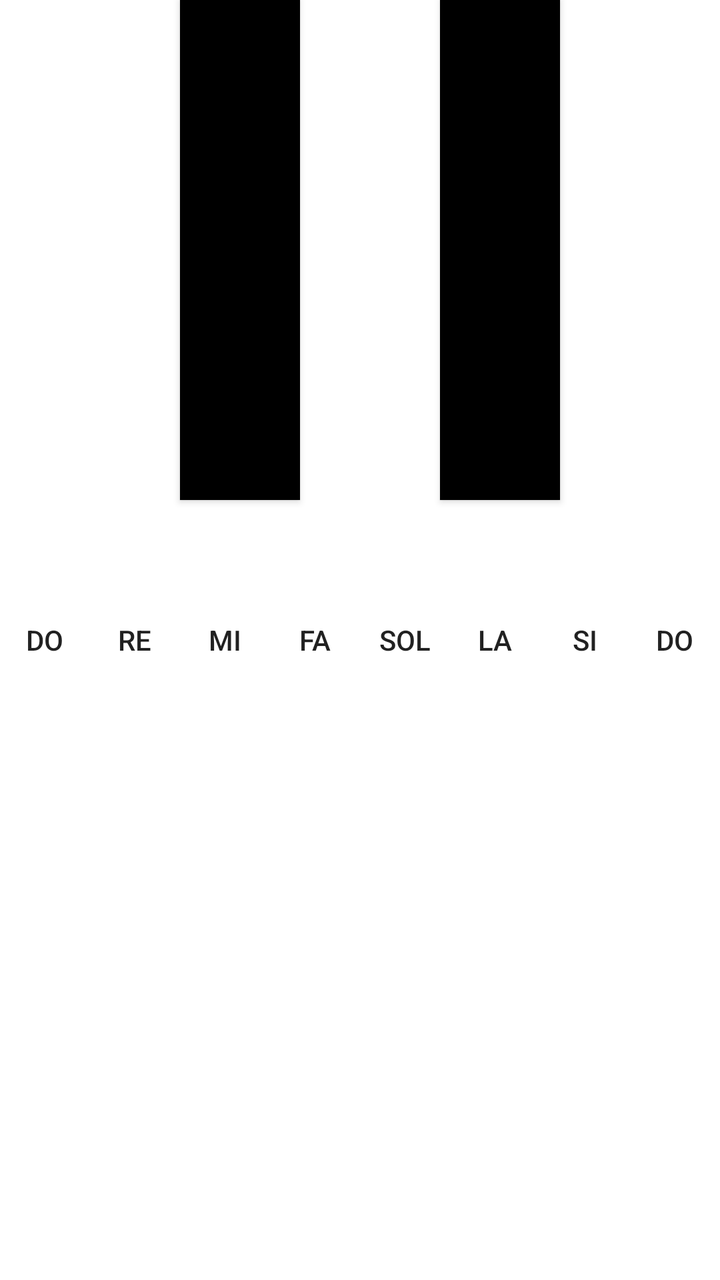
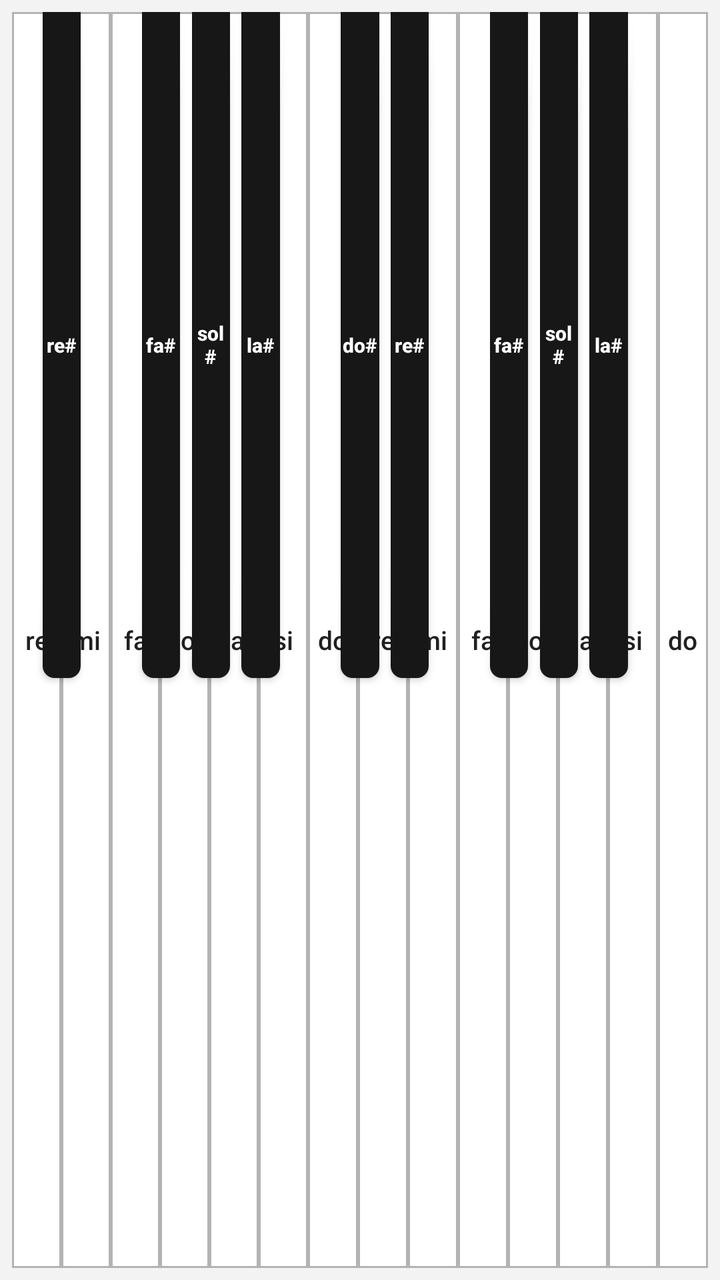

Compare the two renders of this Android layout. The source of the first and the diff that turns it into the second are given below.
<!-- AndroidManifest.xml: application theme Theme.Piano -->
<!-- res/layout/activity_main.xml -->
<?xml version="1.0" encoding="utf-8"?>
<FrameLayout xmlns:android="http://schemas.android.com/apk/res/android"
    android:layout_width="match_parent"
    android:layout_height="match_parent"
    android:background="#222222">

    <LinearLayout
        android:id="@+id/whiteKeys"
        android:layout_width="match_parent"
        android:layout_height="match_parent"
        android:orientation="horizontal">

        <Button
            android:id="@+id/doBtn"
            android:layout_width="0dp"
            android:layout_height="match_parent"
            android:layout_weight="1"
            android:text="DO"
            android:background="#FFFFFF"/>

        <Button
            android:id="@+id/reBtn"
            android:layout_width="0dp"
            android:layout_height="match_parent"
            android:layout_weight="1"
            android:text="RE"
            android:background="#FFFFFF"/>

        <Button
            android:id="@+id/miBtn"
            android:layout_width="0dp"
            android:layout_height="match_parent"
            android:layout_weight="1"
            android:text="MI"
            android:background="#FFFFFF"/>

        <Button
            android:id="@+id/faBtn"
            android:layout_width="0dp"
            android:layout_height="match_parent"
            android:layout_weight="1"
            android:text="FA"
            android:background="#FFFFFF"/>

        <Button
            android:id="@+id/solBtn"
            android:layout_width="0dp"
            android:layout_height="match_parent"
            android:layout_weight="1"
            android:text="SOL"
            android:background="#FFFFFF"/>

        <Button
            android:id="@+id/laBtn"
            android:layout_width="0dp"
            android:layout_height="match_parent"
            android:layout_weight="1"
            android:text="LA"
            android:background="#FFFFFF"/>

        <Button
            android:id="@+id/siBtn"
            android:layout_width="0dp"
            android:layout_height="match_parent"
            android:layout_weight="1"
            android:text="SI"
            android:background="#FFFFFF"/>

        <Button
            android:id="@+id/do2Btn"
            android:layout_width="0dp"
            android:layout_height="match_parent"
            android:layout_weight="1"
            android:text="DO"
            android:background="#FFFFFF"/>

    </LinearLayout>

    
    <RelativeLayout
        android:layout_width="match_parent"
        android:layout_height="match_parent">

        <Button
            android:id="@+id/dosBtn"
            android:layout_width="60dp"
            android:layout_height="250dp"
            android:layout_marginStart="90dp"
            android:background="#000000"/>

        <Button
            android:id="@+id/resBtn"
            android:layout_width="60dp"
            android:layout_height="250dp"
            android:layout_marginStart="220dp"
            android:background="#000000"/>

        <Button
            android:id="@+id/fasBtn"
            android:layout_width="60dp"
            android:layout_height="250dp"
            android:layout_marginStart="480dp"
            android:background="#000000"/>

        <Button
            android:id="@+id/solsBtn"
            android:layout_width="60dp"
            android:layout_height="250dp"
            android:layout_marginStart="610dp"
            android:background="#000000"/>

        <Button
            android:id="@+id/lasBtn"
            android:layout_width="60dp"
            android:layout_height="250dp"
            android:layout_marginStart="740dp"
            android:background="#000000"/>

    </RelativeLayout>

</FrameLayout>
<!-- resources referenced by this layout -->
<resources>
  <style name="Theme.Piano" parent="Theme.MaterialComponents.DayNight.DarkActionBar">
          
          <item name="colorPrimary">@color/purple_500</item>
          <item name="colorPrimaryVariant">@color/purple_700</item>
          <item name="colorOnPrimary">@color/white</item>
          
          <item name="colorSecondary">@color/teal_200</item>
          <item name="colorSecondaryVariant">@color/teal_700</item>
          <item name="colorOnSecondary">@color/black</item>
          
          <item name="android:statusBarColor">?attr/colorPrimaryVariant</item>
          
      </style>
  <color name="purple_500">#FF6200EE</color>
  <color name="purple_700">#FF3700B3</color>
  <color name="white">#FFFFFFFF</color>
  <color name="teal_200">#FF03DAC5</color>
  <color name="teal_700">#FF018786</color>
  <color name="black">#FF000000</color>
</resources>

<!-- the commit's change to res/layout/activity_main.xml (unified diff, before → after) -->
@@ -1,121 +1,356 @@
 <?xml version="1.0" encoding="utf-8"?>
 <FrameLayout xmlns:android="http://schemas.android.com/apk/res/android"
+    xmlns:app="http://schemas.android.com/apk/res-auto"
     android:layout_width="match_parent"
     android:layout_height="match_parent"
-    android:background="#222222">
+    android:background="#F3F3F3"
+    android:padding="6dp"
+    android:splitMotionEvents="true">
 
     <LinearLayout
-        android:id="@+id/whiteKeys"
         android:layout_width="match_parent"
         android:layout_height="match_parent"
-        android:orientation="horizontal">
-
-        <Button
-            android:id="@+id/doBtn"
-            android:layout_width="0dp"
-            android:layout_height="match_parent"
-            android:layout_weight="1"
-            android:text="DO"
-            android:background="#FFFFFF"/>
-
-        <Button
-            android:id="@+id/reBtn"
-            android:layout_width="0dp"
-            android:layout_height="match_parent"
-            android:layout_weight="1"
-            android:text="RE"
-            android:background="#FFFFFF"/>
-
-        <Button
-            android:id="@+id/miBtn"
-            android:layout_width="0dp"
-            android:layout_height="match_parent"
-            android:layout_weight="1"
-            android:text="MI"
-            android:background="#FFFFFF"/>
-
-        <Button
-            android:id="@+id/faBtn"
-            android:layout_width="0dp"
-            android:layout_height="match_parent"
-            android:layout_weight="1"
-            android:text="FA"
-            android:background="#FFFFFF"/>
-
-        <Button
-            android:id="@+id/solBtn"
-            android:layout_width="0dp"
-            android:layout_height="match_parent"
-            android:layout_weight="1"
-            android:text="SOL"
-            android:background="#FFFFFF"/>
-
-        <Button
-            android:id="@+id/laBtn"
-            android:layout_width="0dp"
-            android:layout_height="match_parent"
-            android:layout_weight="1"
-            android:text="LA"
-            android:background="#FFFFFF"/>
-
-        <Button
-            android:id="@+id/siBtn"
-            android:layout_width="0dp"
-            android:layout_height="match_parent"
-            android:layout_weight="1"
-            android:text="SI"
-            android:background="#FFFFFF"/>
-
-        <Button
-            android:id="@+id/do2Btn"
-            android:layout_width="0dp"
-            android:layout_height="match_parent"
-            android:layout_weight="1"
-            android:text="DO"
-            android:background="#FFFFFF"/>
+        android:orientation="horizontal"
+        android:splitMotionEvents="true">
+
+        <Button
+            android:id="@+id/d2Btn"
+            android:layout_width="0dp"
+            android:layout_height="match_parent"
+            android:layout_weight="1"
+            android:background="@drawable/piano_white_key"
+            android:contentDescription="Re dos"
+            android:text="re"
+            android:textAllCaps="false"
+            android:textColor="#202020"
+            android:textSize="13sp" />
+
+        <Button
+            android:id="@+id/e2Btn"
+            android:layout_width="0dp"
+            android:layout_height="match_parent"
+            android:layout_weight="1"
+            android:background="@drawable/piano_white_key"
+            android:contentDescription="Mi dos"
+            android:text="mi"
+            android:textAllCaps="false"
+            android:textColor="#202020"
+            android:textSize="13sp" />
+
+        <Button
+            android:id="@+id/f2Btn"
+            android:layout_width="0dp"
+            android:layout_height="match_parent"
+            android:layout_weight="1"
+            android:background="@drawable/piano_white_key"
+            android:contentDescription="Fa dos"
+            android:text="fa"
+            android:textAllCaps="false"
+            android:textColor="#202020"
+            android:textSize="13sp" />
+
+        <Button
+            android:id="@+id/g2Btn"
+            android:layout_width="0dp"
+            android:layout_height="match_parent"
+            android:layout_weight="1"
+            android:background="@drawable/piano_white_key"
+            android:contentDescription="Sol dos"
+            android:text="sol"
+            android:textAllCaps="false"
+            android:textColor="#202020"
+            android:textSize="13sp" />
+
+        <Button
+            android:id="@+id/a2Btn"
+            android:layout_width="0dp"
+            android:layout_height="match_parent"
+            android:layout_weight="1"
+            android:background="@drawable/piano_white_key"
+            android:contentDescription="La dos"
+            android:text="la"
+            android:textAllCaps="false"
+            android:textColor="#202020"
+            android:textSize="13sp" />
+
+        <Button
+            android:id="@+id/b2Btn"
+            android:layout_width="0dp"
+            android:layout_height="match_parent"
+            android:layout_weight="1"
+            android:background="@drawable/piano_white_key"
+            android:contentDescription="Si dos"
+            android:text="si"
+            android:textAllCaps="false"
+            android:textColor="#202020"
+            android:textSize="13sp" />
+
+        <Button
+            android:id="@+id/c3Btn"
+            android:layout_width="0dp"
+            android:layout_height="match_parent"
+            android:layout_weight="1"
+            android:background="@drawable/piano_white_key"
+            android:contentDescription="Do tres"
+            android:text="do"
+            android:textAllCaps="false"
+            android:textColor="#202020"
+            android:textSize="13sp" />
+
+        <Button
+            android:id="@+id/d3Btn"
+            android:layout_width="0dp"
+            android:layout_height="match_parent"
+            android:layout_weight="1"
+            android:background="@drawable/piano_white_key"
+            android:contentDescription="Re tres"
+            android:text="re"
+            android:textAllCaps="false"
+            android:textColor="#202020"
+            android:textSize="13sp" />
+
+        <Button
+            android:id="@+id/e3Btn"
+            android:layout_width="0dp"
+            android:layout_height="match_parent"
+            android:layout_weight="1"
+            android:background="@drawable/piano_white_key"
+            android:contentDescription="Mi tres"
+            android:text="mi"
+            android:textAllCaps="false"
+            android:textColor="#202020"
+            android:textSize="13sp" />
+
+        <Button
+            android:id="@+id/f3Btn"
+            android:layout_width="0dp"
+            android:layout_height="match_parent"
+            android:layout_weight="1"
+            android:background="@drawable/piano_white_key"
+            android:contentDescription="Fa tres"
+            android:text="fa"
+            android:textAllCaps="false"
+            android:textColor="#202020"
+            android:textSize="13sp" />
+
+        <Button
+            android:id="@+id/g3Btn"
+            android:layout_width="0dp"
+            android:layout_height="match_parent"
+            android:layout_weight="1"
+            android:background="@drawable/piano_white_key"
+            android:contentDescription="Sol tres"
+            android:text="sol"
+            android:textAllCaps="false"
+            android:textColor="#202020"
+            android:textSize="13sp" />
+
+        <Button
+            android:id="@+id/a3Btn"
+            android:layout_width="0dp"
+            android:layout_height="match_parent"
+            android:layout_weight="1"
+            android:background="@drawable/piano_white_key"
+            android:contentDescription="La tres"
+            android:text="la"
+            android:textAllCaps="false"
+            android:textColor="#202020"
+            android:textSize="13sp" />
+
+        <Button
+            android:id="@+id/b3Btn"
+            android:layout_width="0dp"
+            android:layout_height="match_parent"
+            android:layout_weight="1"
+            android:background="@drawable/piano_white_key"
+            android:contentDescription="Si tres"
+            android:text="si"
+            android:textAllCaps="false"
+            android:textColor="#202020"
+            android:textSize="13sp" />
+
+        <Button
+            android:id="@+id/c4Btn"
+            android:layout_width="0dp"
+            android:layout_height="match_parent"
+            android:layout_weight="1"
+            android:background="@drawable/piano_white_key"
+            android:contentDescription="Do cuatro"
+            android:text="do"
+            android:textAllCaps="false"
+            android:textColor="#202020"
+            android:textSize="13sp" />
 
     </LinearLayout>
 
-    
-    <RelativeLayout
+    <androidx.constraintlayout.widget.ConstraintLayout
         android:layout_width="match_parent"
-        android:layout_height="match_parent">
-
-        <Button
-            android:id="@+id/dosBtn"
-            android:layout_width="60dp"
-            android:layout_height="250dp"
-            android:layout_marginStart="90dp"
-            android:background="#000000"/>
-
-        <Button
-            android:id="@+id/resBtn"
-            android:layout_width="60dp"
-            android:layout_height="250dp"
-            android:layout_marginStart="220dp"
-            android:background="#000000"/>
-
-        <Button
-            android:id="@+id/fasBtn"
-            android:layout_width="60dp"
-            android:layout_height="250dp"
-            android:layout_marginStart="480dp"
-            android:background="#000000"/>
-
-        <Button
-            android:id="@+id/solsBtn"
-            android:layout_width="60dp"
-            android:layout_height="250dp"
-            android:layout_marginStart="610dp"
-            android:background="#000000"/>
-
-        <Button
-            android:id="@+id/lasBtn"
-            android:layout_width="60dp"
-            android:layout_height="250dp"
-            android:layout_marginStart="740dp"
-            android:background="#000000"/>
-
-    </RelativeLayout>
+        android:layout_height="match_parent"
+        android:splitMotionEvents="true">
+
+        <androidx.constraintlayout.widget.Guideline android:id="@+id/g1s" android:layout_width="wrap_content" android:layout_height="wrap_content" android:orientation="vertical" app:layout_constraintGuide_percent="0.0439" />
+        <androidx.constraintlayout.widget.Guideline android:id="@+id/g1e" android:layout_width="wrap_content" android:layout_height="wrap_content" android:orientation="vertical" app:layout_constraintGuide_percent="0.0989" />
+        <androidx.constraintlayout.widget.Guideline android:id="@+id/g2s" android:layout_width="wrap_content" android:layout_height="wrap_content" android:orientation="vertical" app:layout_constraintGuide_percent="0.1868" />
+        <androidx.constraintlayout.widget.Guideline android:id="@+id/g2e" android:layout_width="wrap_content" android:layout_height="wrap_content" android:orientation="vertical" app:layout_constraintGuide_percent="0.2418" />
+        <androidx.constraintlayout.widget.Guideline android:id="@+id/g3s" android:layout_width="wrap_content" android:layout_height="wrap_content" android:orientation="vertical" app:layout_constraintGuide_percent="0.2582" />
+        <androidx.constraintlayout.widget.Guideline android:id="@+id/g3e" android:layout_width="wrap_content" android:layout_height="wrap_content" android:orientation="vertical" app:layout_constraintGuide_percent="0.3132" />
+        <androidx.constraintlayout.widget.Guideline android:id="@+id/g4s" android:layout_width="wrap_content" android:layout_height="wrap_content" android:orientation="vertical" app:layout_constraintGuide_percent="0.3296" />
+        <androidx.constraintlayout.widget.Guideline android:id="@+id/g4e" android:layout_width="wrap_content" android:layout_height="wrap_content" android:orientation="vertical" app:layout_constraintGuide_percent="0.3846" />
+        <androidx.constraintlayout.widget.Guideline android:id="@+id/g5s" android:layout_width="wrap_content" android:layout_height="wrap_content" android:orientation="vertical" app:layout_constraintGuide_percent="0.4725" />
+        <androidx.constraintlayout.widget.Guideline android:id="@+id/g5e" android:layout_width="wrap_content" android:layout_height="wrap_content" android:orientation="vertical" app:layout_constraintGuide_percent="0.5275" />
+        <androidx.constraintlayout.widget.Guideline android:id="@+id/g6s" android:layout_width="wrap_content" android:layout_height="wrap_content" android:orientation="vertical" app:layout_constraintGuide_percent="0.5439" />
+        <androidx.constraintlayout.widget.Guideline android:id="@+id/g6e" android:layout_width="wrap_content" android:layout_height="wrap_content" android:orientation="vertical" app:layout_constraintGuide_percent="0.5989" />
+        <androidx.constraintlayout.widget.Guideline android:id="@+id/g7s" android:layout_width="wrap_content" android:layout_height="wrap_content" android:orientation="vertical" app:layout_constraintGuide_percent="0.6868" />
+        <androidx.constraintlayout.widget.Guideline android:id="@+id/g7e" android:layout_width="wrap_content" android:layout_height="wrap_content" android:orientation="vertical" app:layout_constraintGuide_percent="0.7418" />
+        <androidx.constraintlayout.widget.Guideline android:id="@+id/g8s" android:layout_width="wrap_content" android:layout_height="wrap_content" android:orientation="vertical" app:layout_constraintGuide_percent="0.7582" />
+        <androidx.constraintlayout.widget.Guideline android:id="@+id/g8e" android:layout_width="wrap_content" android:layout_height="wrap_content" android:orientation="vertical" app:layout_constraintGuide_percent="0.8132" />
+        <androidx.constraintlayout.widget.Guideline android:id="@+id/g9s" android:layout_width="wrap_content" android:layout_height="wrap_content" android:orientation="vertical" app:layout_constraintGuide_percent="0.8296" />
+        <androidx.constraintlayout.widget.Guideline android:id="@+id/g9e" android:layout_width="wrap_content" android:layout_height="wrap_content" android:orientation="vertical" app:layout_constraintGuide_percent="0.8846" />
+
+        <Button
+            android:id="@+id/d2SharpBtn"
+            android:layout_width="0dp"
+            android:layout_height="0dp"
+            android:background="@drawable/piano_black_key"
+            android:contentDescription="Re sostenido dos"
+            android:text="re#"
+            android:textAllCaps="false"
+            android:textColor="#FFFFFF"
+            android:textSize="10sp"
+            android:textStyle="bold"
+            app:layout_constraintEnd_toStartOf="@id/g1e"
+            app:layout_constraintHeight_percent="0.53"
+            app:layout_constraintStart_toStartOf="@id/g1s"
+            app:layout_constraintTop_toTopOf="parent" />
+
+        <Button
+            android:id="@+id/f2SharpBtn"
+            android:layout_width="0dp"
+            android:layout_height="0dp"
+            android:background="@drawable/piano_black_key"
+            android:contentDescription="Fa sostenido dos"
+            android:text="fa#"
+            android:textAllCaps="false"
+            android:textColor="#FFFFFF"
+            android:textSize="10sp"
+            android:textStyle="bold"
+            app:layout_constraintEnd_toStartOf="@id/g2e"
+            app:layout_constraintHeight_percent="0.53"
+            app:layout_constraintStart_toStartOf="@id/g2s"
+            app:layout_constraintTop_toTopOf="parent" />
+
+        <Button
+            android:id="@+id/g2SharpBtn"
+            android:layout_width="0dp"
+            android:layout_height="0dp"
+            android:background="@drawable/piano_black_key"
+            android:contentDescription="Sol sostenido dos"
+            android:text="sol#"
+            android:textAllCaps="false"
+            android:textColor="#FFFFFF"
+            android:textSize="10sp"
+            android:textStyle="bold"
+            app:layout_constraintEnd_toStartOf="@id/g3e"
+            app:layout_constraintHeight_percent="0.53"
+            app:layout_constraintStart_toStartOf="@id/g3s"
+            app:layout_constraintTop_toTopOf="parent" />
+
+        <Button
+            android:id="@+id/a2SharpBtn"
+            android:layout_width="0dp"
+            android:layout_height="0dp"
+            android:background="@drawable/piano_black_key"
+            android:contentDescription="La sostenido dos"
+            android:text="la#"
+            android:textAllCaps="false"
+            android:textColor="#FFFFFF"
+            android:textSize="10sp"
+            android:textStyle="bold"
+            app:layout_constraintEnd_toStartOf="@id/g4e"
+            app:layout_constraintHeight_percent="0.53"
+            app:layout_constraintStart_toStartOf="@id/g4s"
+            app:layout_constraintTop_toTopOf="parent" />
+
+        <Button
+            android:id="@+id/c3SharpBtn"
+            android:layout_width="0dp"
+            android:layout_height="0dp"
+            android:background="@drawable/piano_black_key"
+            android:contentDescription="Do sostenido tres"
+            android:text="do#"
+            android:textAllCaps="false"
+            android:textColor="#FFFFFF"
+            android:textSize="10sp"
+            android:textStyle="bold"
+            app:layout_constraintEnd_toStartOf="@id/g5e"
+            app:layout_constraintHeight_percent="0.53"
+            app:layout_constraintStart_toStartOf="@id/g5s"
+            app:layout_constraintTop_toTopOf="parent" />
+
+        <Button
+            android:id="@+id/d3SharpBtn"
+            android:layout_width="0dp"
+            android:layout_height="0dp"
+            android:background="@drawable/piano_black_key"
+            android:contentDescription="Re sostenido tres"
+            android:text="re#"
+            android:textAllCaps="false"
+            android:textColor="#FFFFFF"
+            android:textSize="10sp"
+            android:textStyle="bold"
+            app:layout_constraintEnd_toStartOf="@id/g6e"
+            app:layout_constraintHeight_percent="0.53"
+            app:layout_constraintStart_toStartOf="@id/g6s"
+            app:layout_constraintTop_toTopOf="parent" />
+
+        <Button
+            android:id="@+id/f3SharpBtn"
+            android:layout_width="0dp"
+            android:layout_height="0dp"
+            android:background="@drawable/piano_black_key"
+            android:contentDescription="Fa sostenido tres"
+            android:text="fa#"
+            android:textAllCaps="false"
+            android:textColor="#FFFFFF"
+            android:textSize="10sp"
+            android:textStyle="bold"
+            app:layout_constraintEnd_toStartOf="@id/g7e"
+            app:layout_constraintHeight_percent="0.53"
+            app:layout_constraintStart_toStartOf="@id/g7s"
+            app:layout_constraintTop_toTopOf="parent" />
+
+        <Button
+            android:id="@+id/g3SharpBtn"
+            android:layout_width="0dp"
+            android:layout_height="0dp"
+            android:background="@drawable/piano_black_key"
+            android:contentDescription="Sol sostenido tres"
+            android:text="sol#"
+            android:textAllCaps="false"
+            android:textColor="#FFFFFF"
+            android:textSize="10sp"
+            android:textStyle="bold"
+            app:layout_constraintEnd_toStartOf="@id/g8e"
+            app:layout_constraintHeight_percent="0.53"
+            app:layout_constraintStart_toStartOf="@id/g8s"
+            app:layout_constraintTop_toTopOf="parent" />
+
+        <Button
+            android:id="@+id/a3SharpBtn"
+            android:layout_width="0dp"
+            android:layout_height="0dp"
+            android:background="@drawable/piano_black_key"
+            android:contentDescription="La sostenido tres"
+            android:text="la#"
+            android:textAllCaps="false"
+            android:textColor="#FFFFFF"
+            android:textSize="10sp"
+            android:textStyle="bold"
+            app:layout_constraintEnd_toStartOf="@id/g9e"
+            app:layout_constraintHeight_percent="0.53"
+            app:layout_constraintStart_toStartOf="@id/g9s"
+            app:layout_constraintTop_toTopOf="parent" />
+
+    </androidx.constraintlayout.widget.ConstraintLayout>
 
 </FrameLayout>
<!-- resource entries referenced after the edit -->
@@ -1,23 +1,70 @@
 <!-- resources referenced by this layout -->
 <resources>
-  <style name="Theme.Piano" parent="Theme.MaterialComponents.DayNight.DarkActionBar">
+  <!-- drawable piano_black_key (drawable) -->
+  <?xml version="1.0" encoding="utf-8"?>
+  <selector xmlns:android="http://schemas.android.com/apk/res/android">
+      <item android:state_pressed="true">
+          <shape android:shape="rectangle">
+              <solid android:color="#5A5A5A"/>
+              <corners
+                  android:bottomLeftRadius="6dp"
+                  android:bottomRightRadius="6dp"/>
+          </shape>
+      </item>
+      <item>
+          <shape android:shape="rectangle">
+              <solid android:color="#171717"/>
+              <corners
+                  android:bottomLeftRadius="6dp"
+                  android:bottomRightRadius="6dp"/>
+          </shape>
+      </item>
+  </selector>
+  <!-- drawable piano_white_key (drawable) -->
+  <?xml version="1.0" encoding="utf-8"?>
+  <selector xmlns:android="http://schemas.android.com/apk/res/android">
+      <item android:state_pressed="true">
+          <shape android:shape="rectangle">
+              <solid android:color="#D9D9D9"/>
+              <stroke
+                  android:width="1dp"
+                  android:color="#8A8A8A"/>
+          </shape>
+      </item>
+      <item>
+          <shape android:shape="rectangle">
+              <solid android:color="#FFFFFF"/>
+              <stroke
+                  android:width="1dp"
+                  android:color="#B3B3B3"/>
+          </shape>
+      </item>
+  </selector>
+  <style name="Theme.Piano" parent="Theme.MaterialComponents.Light.NoActionBar">
           
-          <item name="colorPrimary">@color/purple_500</item>
-          <item name="colorPrimaryVariant">@color/purple_700</item>
+          <item name="colorPrimary">@color/piano_primary</item>
+          <item name="colorPrimaryVariant">@color/piano_primary_dark</item>
           <item name="colorOnPrimary">@color/white</item>
           
-          <item name="colorSecondary">@color/teal_200</item>
-          <item name="colorSecondaryVariant">@color/teal_700</item>
+          <item name="colorSecondary">@color/piano_secondary</item>
+          <item name="colorSecondaryVariant">@color/piano_secondary_dark</item>
           <item name="colorOnSecondary">@color/black</item>
           
           <item name="android:statusBarColor">?attr/colorPrimaryVariant</item>
           
+          <item name="buttonStyle">@style/Widget.Piano.Button</item>
+          
       </style>
-  <color name="purple_500">#FF6200EE</color>
-  <color name="purple_700">#FF3700B3</color>
+  <color name="piano_primary">#2B2B2B</color>
+  <color name="piano_primary_dark">#171717</color>
   <color name="white">#FFFFFFFF</color>
-  <color name="teal_200">#FF03DAC5</color>
-  <color name="teal_700">#FF018786</color>
+  <color name="piano_secondary">#607D8B</color>
+  <color name="piano_secondary_dark">#455A64</color>
   <color name="black">#FF000000</color>
+  <style name="Widget.Piano.Button" parent="Widget.AppCompat.Button">
+          <item name="backgroundTint">@null</item>
+          <item name="android:minWidth">0dp</item>
+          <item name="android:minHeight">0dp</item>
+      </style>
 </resources>
 
